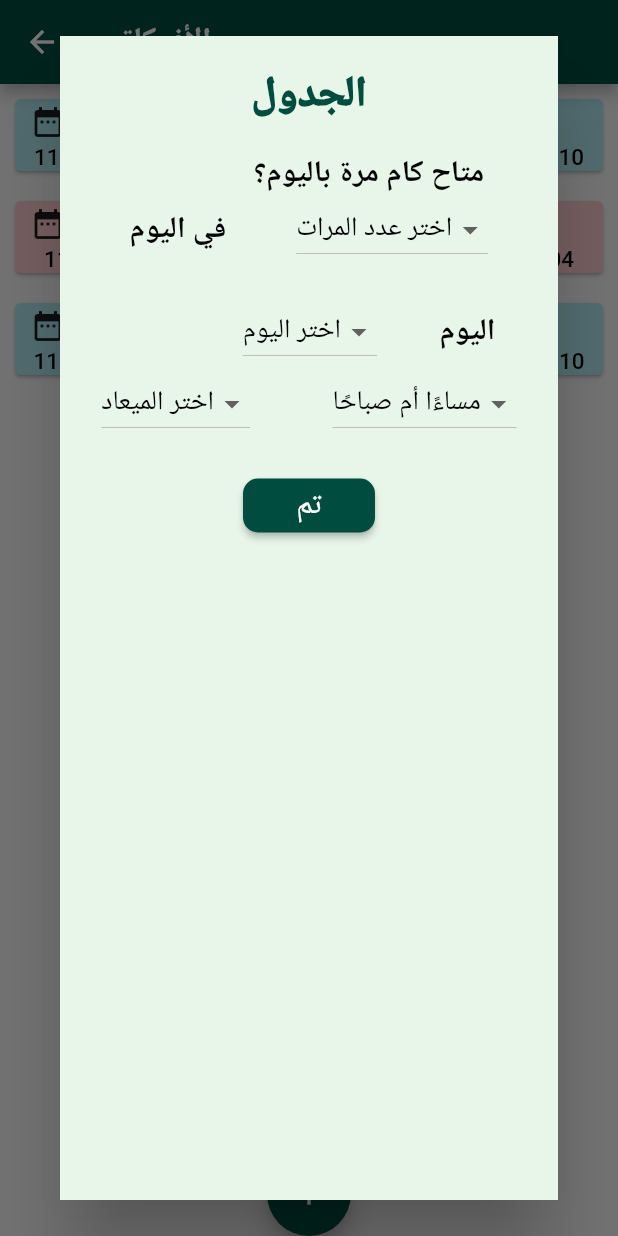
After one commit to asmaaomar66/gp__project, a Flutter app: the FreeTime screen opened directly, after a tap on the "add" icon, on a phone screen of 412 x 824 dp. The commit adds this screen. Run offline on Flutter 3.47's test engine with Material 2 defaults, Android fonts, the phone set to English and light mode, and no system bars; our stand-ins replace carousel_slider, cloud_firestore, firebase_auth, firebase_storage, image_picker, rxdart and 1 more; accounts and stored records are empty.

Commit message:
set free time
set free timeeeeee

```diff
--- /dev/null
+++ b/lib/Pages/AddTime.dart
@@ -0,0 +1,248 @@
+import 'package:cloud_firestore/cloud_firestore.dart';
+import 'package:firebase_auth/firebase_auth.dart';
+import 'package:flutter/cupertino.dart';
+import 'package:flutter/material.dart';
+import 'package:gpproject/Pages/FreeTime.dart';
+import 'package:gpproject/models/user.dart';
+import 'package:cloud_firestore/cloud_firestore.dart';
+import 'package:flutter/services.dart';
+import 'package:firebase_auth/firebase_auth.dart';
+
+
+//import 'package:gp_project/models/user.dart';
+
+class AddTime extends StatefulWidget {
+  final FirebaseUser currentUser;
+  final User user;
+AddTime({Key key, this.currentUser, this.user}) : super(key: key);
+  @override
+ State<StatefulWidget> createState() {
+    return new _AddTime();
+  }
+}
+
+class _AddTime extends State<AddTime> {
+  final FirebaseAuth _auth = FirebaseAuth.instance;
+  final Firestore _firestore = Firestore.instance;
+
+    List<String> _times = ['مرة', 'مرتين', 'تلاتة', 'أربعة','خمسة']; // Option 2
+    String _selectedtime; // Option 2
+     List<String> _days = ['السبت','الأحد', 'الإثنين', 'الثلاثاء', 'الاربعاء','الخميس','الجمعة']; // Option 2
+    String _selectedday; // Option 2
+    List<String> _clocks = ['12:01','01:02',
+    '02:03','03:04','04:05','06:07','07:08', '08:09', '09:10', '10:11','11:12',]; // Option 2
+    String _selectedclock; // Option 2
+    List<String> _nights = ['صباحًا','مساءًا.']; // Option 2
+    String _selectednight; // Option 2
+     String  timeNum = "timeNum";
+     String  day = "day";
+     String  time = "time";
+     String  amORpm = "amORpm";
+
+
+
+
+
+
+
+void addtime () async{
+   final FirebaseUser user = await _auth.currentUser();
+    Firestore _firestore = new Firestore();
+
+  try{
+
+
+      DocumentReference documentReference = Firestore.instance.collection('Time').document();
+      documentReference.setData({
+         "lawyerId" :  user.uid,
+         'timeNum' : _selectedtime,
+          'day' : _selectedday,
+          'time': _selectedclock,
+          'amORpm' : _selectednight,
+          'timeId' : documentReference.documentID,
+
+
+
+    });
+    Navigator.push(context,new MaterialPageRoute(
+                          builder:(context)=>FreeTime()
+                      ));
+
+  }
+  catch(e){
+    print(e);
+  }
+
+
+}
+
+
+   @override
+  Widget build(BuildContext context) {
+    return new Scaffold(
+      backgroundColor: Colors.green[50],
+      body:
+
+      new ListView(
+
+
+    children: <Widget>[
+
+
+      new Column(
+      children: <Widget>[
+      Padding(padding: EdgeInsets.only(left:100,top:20,bottom: 20.0,right: 100,),
+
+       child: new Text("الجدول", style:TextStyle(fontWeight: FontWeight.w900,color: Colors.teal[900],fontSize: 28),),
+      ),
+
+
+
+
+
+
+       Padding(padding: EdgeInsets.only(left: 80),
+         child:
+       Text("متاح كام مرة باليوم؟",textAlign: TextAlign.start ,style: TextStyle(fontWeight: FontWeight.bold,color: Colors.black,fontSize: 20,)),
+       ),
+
+
+           Row(
+             mainAxisAlignment: MainAxisAlignment.spaceEvenly,
+
+             children: <Widget>[
+            Text("في اليوم",textDirection: TextDirection.rtl,
+            style: TextStyle(fontWeight: FontWeight.bold,color: Colors.black,fontSize: 20)),
+            DropdownButton(
+
+            hint: Text('اختر عدد المرات',textDirection: TextDirection.rtl,style: TextStyle(color: Colors.black,fontSize: 18)), // Not necessary for Option 1
+            value: _selectedtime,
+            onChanged: (newValue) {
+              setState(() {
+                _selectedtime = newValue;
+              });
+            },
+            items: _times.map((time) {
+              return DropdownMenuItem(
+                child: new Text(time),
+                value: time,
+              );
+            }).toList(),
+          ),
+
+
+
+
+
+           ],
+           ),
+           SizedBox(height: 20,),
+          Padding(
+            padding: const EdgeInsets.only(left: 80),
+            child: Row(
+              mainAxisAlignment: MainAxisAlignment.spaceEvenly,
+
+               children: <Widget>[
+
+              DropdownButton(
+              hint: Text('اختر اليوم',textDirection: TextDirection.rtl,style: TextStyle(color: Colors.black,fontSize: 18)), // Not necessary for Option 1
+              value: _selectedday,
+              onChanged: (newValue) {
+                setState(() {
+                  _selectedday = newValue;
+                });
+              },
+              items: _days.map((day) {
+                return DropdownMenuItem(
+                  child: new Text(day),
+                  value: day,
+                );
+              }).toList(),
+            ),
+
+                   Text("اليوم",textAlign: TextAlign.start ,style: TextStyle(fontWeight: FontWeight.bold,color: Colors.black,fontSize: 20,)),
+
+             ],
+             ),
+          ),
+
+ new Row(
+        mainAxisAlignment: MainAxisAlignment.spaceAround,
+        children: <Widget>[
+
+           DropdownButton(
+            hint: Text('اختر الميعاد',textDirection: TextDirection.rtl,style: TextStyle(color: Colors.black,fontSize: 18)), // Not necessary for Option 1
+            value: _selectedclock,
+            onChanged: (newValue) {
+              setState(() {
+                _selectedclock = newValue;
+              });
+            },
+            items: _clocks.map((clock) {
+              return DropdownMenuItem(
+                child: new Text(clock),
+                value: clock,
+              );
+            }).toList(),
+          ),
+
+          DropdownButton(
+            hint: Text('مساءًا أم صباحًا',textDirection: TextDirection.rtl,style: TextStyle(color: Colors.black,fontSize: 18)), // Not necessary for Option 1
+            value: _selectednight,
+            onChanged: (newValue) {
+              setState(() {
+                _selectednight = newValue;
+              });
+            },
+            items: _nights.map((night) {
+              return DropdownMenuItem(
+                child: new Text(night),
+                value: night,
+              );
+            }).toList(),
+          ),
+
+
+        ],
+      ),
+
+
+
+
+
+
+
+        Padding(
+          padding: EdgeInsets.symmetric(vertical: 20.0),
+          child: new RaisedButton(
+            shape: RoundedRectangleBorder(
+              borderRadius: BorderRadius.circular(10),
+            ),
+            onPressed: (){
+              Navigator.of(context).pop();
+               addtime();
+
+
+            },
+            color: Colors.teal[900],
+            child: Text('تم', style: TextStyle(color: Colors.white,fontSize: 21)),
+          ),
+        ),
+
+    ],
+    ),
+   ],
+      ),
+
+
+      );
+
+     //Future <String> addtime ({Map newTime});
+     //String timeId =  this.CRUD.addtime(newTime: newTime);
+
+
+
+
+
+  }
+}
--- /dev/null
+++ b/lib/Pages/FreeTime.dart
@@ -0,0 +1,153 @@
+import 'package:flutter/cupertino.dart';
+import 'package:flutter/material.dart';
+import 'AddTime.dart';
+class FreeTime extends StatefulWidget {
+  @override
+ State<StatefulWidget> createState() {
+    return new _FreeTime();
+  }
+}
+
+class _FreeTime extends State<FreeTime> {
+  @override
+  Widget build(BuildContext context) {
+    return new Scaffold(
+      floatingActionButton: FloatingActionButton(
+        backgroundColor: Colors.teal[900],
+        onPressed: (){
+            showDialog(
+              barrierDismissible: false,
+              context: context,
+              builder: (BuildContext context) {
+                return Dialog(
+                    child: AddTime(),
+                   );
+              });
+        },
+        child: Icon(Icons.add ),
+      ),
+      floatingActionButtonLocation: FloatingActionButtonLocation.centerDocked,
+      appBar: new AppBar(
+        backgroundColor: Colors.teal[900],
+        title: new Text("الأفوكاتو", style: new TextStyle(fontSize: 21,fontWeight: FontWeight.bold),),
+      ),
+
+      body:
+
+
+      new Column(children: <Widget>[
+       new Card(
+
+         color: Colors.cyan[100],
+         margin: EdgeInsets.all(10),
+         child: Column(
+           children: <Widget>[
+          Row(
+          children: <Widget>[
+           SizedBox(width: 10,),
+           new Icon(Icons.date_range,),
+           new Text("الأحد",textDirection: TextDirection.rtl,textAlign: TextAlign.right,
+           style: TextStyle(color: Colors.black,fontSize: 22,fontWeight: FontWeight.w700),),
+           SizedBox(width: 200,),
+            new Icon(Icons.timer),
+            new Text("3 مرات",textDirection: TextDirection.rtl,textAlign: TextAlign.right,
+           style: TextStyle(color: Colors.black,fontSize: 15,fontWeight: FontWeight.w700),),
+           Row(children: <Widget>[
+
+           ],),
+
+         ],
+       ),
+       Row(
+         mainAxisAlignment: MainAxisAlignment.spaceAround,
+         children: <Widget>[
+         new Text("11:12",textDirection: TextDirection.rtl,textAlign: TextAlign.right,
+           style: TextStyle(color: Colors.black,fontSize: 15,fontWeight: FontWeight.w500),),
+           SizedBox(width: 80,) ,
+            new Text("3:04",textDirection: TextDirection.rtl,textAlign: TextAlign.right,
+           style: TextStyle(color: Colors.black,fontSize: 15,fontWeight: FontWeight.w500),),
+           SizedBox(width: 80,) ,
+           new Text("09:10",textDirection: TextDirection.rtl,textAlign: TextAlign.right,
+           style: TextStyle(color: Colors.black,fontSize: 15,fontWeight: FontWeight.w500),),
+              ],),  ],
+
+       ),
+      ),
+      new Card(
+
+         color: Colors.red[100],
+         margin: EdgeInsets.all(10),
+         child: Column(
+           children: <Widget>[
+          Row(
+          children: <Widget>[
+           SizedBox(width: 10,),
+           new Icon(Icons.date_range,),
+           new Text("الإثنين",textDirection: TextDirection.rtl,textAlign: TextAlign.right,
+           style: TextStyle(color: Colors.black,fontSize: 22,fontWeight: FontWeight.w700),),
+           SizedBox(width: 185,),
+            new Icon(Icons.timer),
+            new Text("مرتين",textDirection: TextDirection.rtl,textAlign: TextAlign.right,
+           style: TextStyle(color: Colors.black,fontSize: 15,fontWeight: FontWeight.w700),),
+           Row(children: <Widget>[
+
+           ],),
+
+         ],
+       ),
+       Row(
+         mainAxisAlignment: MainAxisAlignment.spaceAround,
+         children: <Widget>[
+         new Text("11:12",textDirection: TextDirection.rtl,textAlign: TextAlign.right,
+           style: TextStyle(color: Colors.black,fontSize: 15,fontWeight: FontWeight.w500),),
+           SizedBox(width: 200,) ,
+            new Text("03:04",textDirection: TextDirection.rtl,textAlign: TextAlign.right,
+           style: TextStyle(color: Colors.black,fontSize: 15,fontWeight: FontWeight.w500),),
+
+              ],),  ],
+
+       ),
+      ),
+      new Card(
+
+         color: Colors.cyan[100],
+         margin: EdgeInsets.all(10),
+         child: Column(
+           children: <Widget>[
+          Row(
+          children: <Widget>[
+           SizedBox(width: 10,),
+           new Icon(Icons.date_range,),
+           new Text("الجمعة",textDirection: TextDirection.rtl,textAlign: TextAlign.right,
+           style: TextStyle(color: Colors.black,fontSize: 22,fontWeight: FontWeight.w700),),
+           SizedBox(width: 180,),
+            new Icon(Icons.timer),
+            new Text("3 مرات",textDirection: TextDirection.rtl,textAlign: TextAlign.right,
+           style: TextStyle(color: Colors.black,fontSize: 15,fontWeight: FontWeight.w700),),
+           Row(children: <Widget>[
+
+           ],),
+
+         ],
+       ),
+       Row(
+         mainAxisAlignment: MainAxisAlignment.spaceAround,
+         children: <Widget>[
+         new Text("11:12",textDirection: TextDirection.rtl,textAlign: TextAlign.right,
+           style: TextStyle(color: Colors.black,fontSize: 15,fontWeight: FontWeight.w500),),
+           SizedBox(width: 75,) ,
+            new Text("03:04",textDirection: TextDirection.rtl,textAlign: TextAlign.right,
+           style: TextStyle(color: Colors.black,fontSize: 15,fontWeight: FontWeight.w500),),
+           SizedBox(width: 80,) ,
+           new Text("09:10",textDirection: TextDirection.rtl,textAlign: TextAlign.right,
+           style: TextStyle(color: Colors.black,fontSize: 15,fontWeight: FontWeight.w500),),
+              ],),  ],
+
+       ),
+      ),
+
+],),
+      );
+
+  }
+}
--- a/lib/Pages/drawerprofile.dart
+++ b/lib/Pages/drawerprofile.dart
@@ -7,6 +7,7 @@ import 'package:flutter/cupertino.dart';
 import 'package:flutter/material.dart';
 import 'package:shared_preferences/shared_preferences.dart';
 import 'package:firebase_auth/firebase_auth.dart';
+import 'package:gpproject/Pages/AddTime.dart';
 
 import 'home.dart';
 
@@ -249,7 +250,10 @@ class drawerprofileState extends State<drawerprofile>  {
                 'ادخال المواعيد المتاحه',
                 style: TextStyle(fontSize: 22),
               ),
-              onTap: () {},
+              onTap: () {
+                 Navigator.push(context,
+                    MaterialPageRoute(builder: (context) => AddTime(currentUser:widget.currentUser)));
+              },
             ),
             ListTile(
               leading: Icon(Icons.access_time),
--- /dev/null
+++ b/lib/models/time.dart
@@ -0,0 +1,58 @@
+import 'dart:convert';
+import 'dart:io';
+import 'package:cloud_firestore/cloud_firestore.dart';
+
+Time timeFromJson(String str) {
+  final jsonData = json.decode(str);
+  return Time.fromJson(jsonData);
+}
+
+String timeToJson(Time data) {
+  final dyn = data.toJson();
+  return json.encode(dyn);
+}
+
+class Time {
+  String timeId;
+  int lawyerId;
+  String timeNum;
+  DateTime day;
+  DateTime time;
+  String amORpm ;
+
+
+
+  Time({
+    this.timeId,
+    this.lawyerId,
+    this.timeNum,
+    this.day,
+    this.time,
+    this.amORpm,
+  });
+  Map<String, dynamic> toJson() => {
+    "timeid": timeId,
+    "lawyerId": lawyerId,
+    "timeNum": timeNum,
+    "day": day,
+    "time": time,
+    "amORpm": amORpm,
+  };
+  factory Time.fromJson(Map<String, dynamic> json) => new Time(
+    timeId: json["timeId"],
+    lawyerId: json["lawyerId"],
+    timeNum: json["timeNum"],
+    day: json["day"],
+    time: json["time"],
+    amORpm: json["amORpm"],
+
+  );
+  factory Time.fromDocument(DocumentSnapshot doc) {
+    return Time.fromJson(doc.data);
+  }
+}
+class TimeList{
+  List<Time> timeList;
+
+  TimeList({this.timeList});
+}
--- a/pubspec.yaml
+++ b/pubspec.yaml
@@ -23,7 +23,7 @@ dependencies:
   # The following adds the Cupertino Icons font to your application.
   # Use with the CupertinoIcons class for iOS style icons.
   cupertino_icons: ^0.1.2
-  firebase_auth: ^0.14.0+5
+  firebase_auth:
   flutter_auth_buttons: ^0.5.0
   firebase_analytics: ^5.0.2
   shared_preferences: ^0.5.3+5
```
Also changed, not shown: pubspec.lock.
